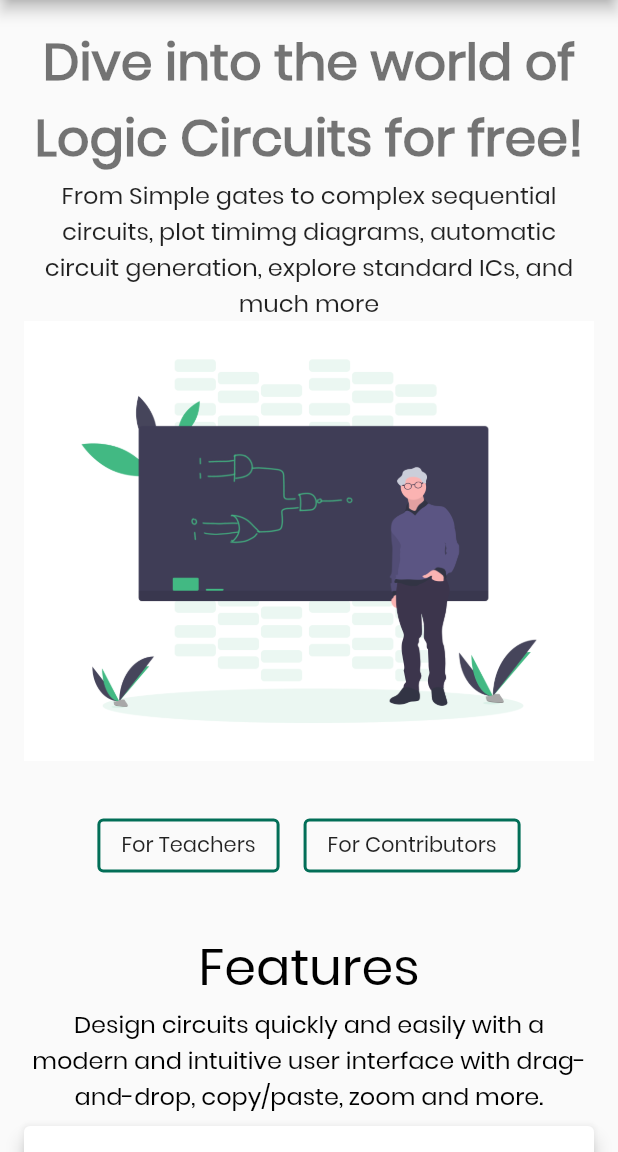
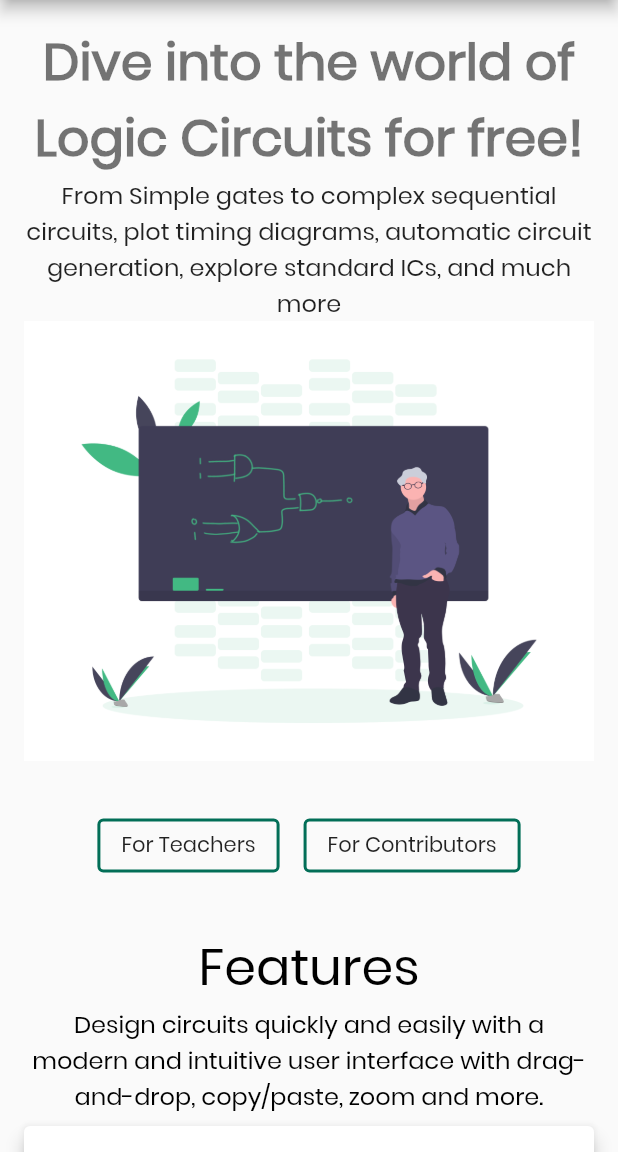
Before and after one commit to CircuitVerse/mobile-app, a Flutter app: the screen it shows after launch, on a phone screen of 412 x 824 dp, the part 84-1236 px from its top. Run offline on Flutter 3.47's test engine with Material 2 defaults, Android fonts, the phone set to English and light mode, and no system bars; our stand-ins replace datetime_picker_formfield, flutter_html, flutter_icons, flutter_keyboard_visibility, flutter_svg, flutter_typeahead and 9 more; missing offline and left inert: flutter_facebook_auth, flutter_summernote, mockito, oauth2_client; accounts and stored records are empty; project files that could hold a hidden picture were left out.

Commit message:
fix: Timing spelling typo corrected (#90)

```diff
--- a/lib/ui/views/home/home_view.dart
+++ b/lib/ui/views/home/home_view.dart
@@ -30,7 +30,7 @@ class _HomeViewState extends State<HomeView> {
             textAlign: TextAlign.center,
           ),
           Text(
-            'From Simple gates to complex sequential circuits, plot timimg diagrams, automatic circuit generation, explore standard ICs, and much more',
+            'From Simple gates to complex sequential circuits, plot timing diagrams, automatic circuit generation, explore standard ICs, and much more',
             style: Theme.of(context).textTheme.subtitle1,
             textAlign: TextAlign.center,
           ),
```
